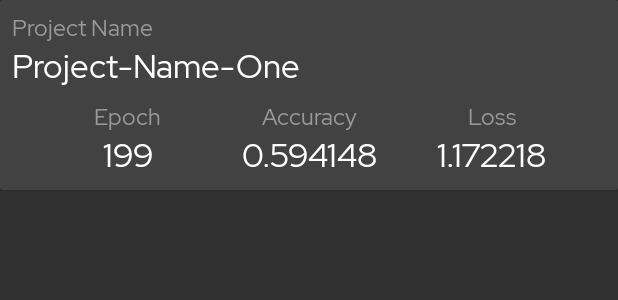
After one commit to CleanPegasus/TensorDash, an Android app: the layout project_list_item.xml on its own in the app's theme, with its tools: preview values and no code run, on a phone screen of 412 x 824 dp. The commit adds this screen. Shown: the top 300 px of the screen. Run offline under Robolectric (Android 15) with nearby library versions, the phone set to English and light mode, and no system bars.

Commit message:
Fetch from FirebaseDatabase

```diff
--- a/Android App/app/build.gradle
+++ b/Android App/app/build.gradle
@@ -34,5 +34,6 @@ dependencies {
     implementation 'com.google.firebase:firebase-auth:19.2.0'
     implementation 'com.google.firebase:firebase-analytics:17.2.0'
     implementation 'androidx.lifecycle:lifecycle-extensions:2.1.0'
+    implementation 'com.google.firebase:firebase-database:19.2.0'
 
 }
--- a/Android App/app/src/main/AndroidManifest.xml
+++ b/Android App/app/src/main/AndroidManifest.xml
@@ -21,7 +21,7 @@
                 <category android:name="android.intent.category.LAUNCHER" />
             </intent-filter>
         </activity>
-        <activity android:name=".view.ui.MainActivity" />
+        <activity android:name=".view.ui.DashboardActivity" />
     </application>
 
 </manifest>
--- a/Android App/app/src/main/java/com/example/tensordash/view/ui/ForgotPasswordActivity.java
+++ b/Android App/app/src/main/java/com/example/tensordash/view/ui/ForgotPasswordActivity.java
@@ -31,9 +31,7 @@ public class ForgotPasswordActivity extends AppCompatActivity {
         progressBar = findViewById(R.id.forgot_password_progress_bar);
         Button resetPasswordButton = findViewById(R.id.reset_password_button);
 
-        resetPasswordButton.setOnClickListener(v -> {
-            resetPassword();
-        });
+        resetPasswordButton.setOnClickListener(v -> resetPassword());
     }
 
     private void resetPassword() {
--- a/Android App/app/src/main/java/com/example/tensordash/view/ui/LoginActivity.java
+++ b/Android App/app/src/main/java/com/example/tensordash/view/ui/LoginActivity.java
@@ -106,7 +106,7 @@ public class LoginActivity extends AppCompatActivity {
 
     private void onSuccessfulLogin() {
         hideProgressBar();
-        Intent intent = new Intent(LoginActivity.this, MainActivity.class);
+        Intent intent = new Intent(LoginActivity.this, DashboardActivity.class);
         startActivity(intent);
         finishAffinity();
     }
--- a/Android App/app/src/main/java/com/example/tensordash/view/ui/SignUpActivity.java
+++ b/Android App/app/src/main/java/com/example/tensordash/view/ui/SignUpActivity.java
@@ -132,7 +132,7 @@ public class SignUpActivity extends AppCompatActivity {
 
     private void onSuccessfulNewAccountCreation(){
         hideProgressBar();
-        Intent intent = new Intent(SignUpActivity.this, MainActivity.class);
+        Intent intent = new Intent(SignUpActivity.this, DashboardActivity.class);
         startActivity(intent);
         finishAffinity();
     }
--- a/Android App/app/src/main/res/layout/activity_main.xml
+++ b/Android App/app/src/main/res/layout/activity_dashboard.xml
@@ -4,7 +4,7 @@
     xmlns:tools="http://schemas.android.com/tools"
     android:layout_width="match_parent"
     android:layout_height="match_parent"
-    tools:context=".view.ui.MainActivity">
+    tools:context=".view.ui.DashboardActivity">
 
     <TextView
         android:layout_width="wrap_content"
--- /dev/null
+++ b/Android App/app/src/main/res/layout/project_list_item.xml
@@ -0,0 +1,129 @@
+<?xml version="1.0" encoding="utf-8"?>
+<androidx.cardview.widget.CardView xmlns:android="http://schemas.android.com/apk/res/android"
+    xmlns:app="http://schemas.android.com/apk/res-auto"
+    xmlns:tools="http://schemas.android.com/tools"
+    android:layout_width="match_parent"
+    android:layout_height="wrap_content"
+    android:background="@color/cardview_dark_background">
+
+    <androidx.constraintlayout.widget.ConstraintLayout
+        android:layout_width="match_parent"
+        android:layout_height="match_parent"
+        android:padding="8dp"
+        android:background="@color/cardview_dark_background">
+
+        <TextView
+            android:id="@+id/textView4"
+            android:layout_width="wrap_content"
+            android:layout_height="wrap_content"
+            android:text="Project Name"
+            android:textColor="@color/textSecondaryCardView"
+            android:textSize="15sp"
+            app:layout_constraintStart_toStartOf="parent"
+            app:layout_constraintTop_toTopOf="parent" />
+
+        <TextView
+            android:id="@+id/textView5"
+            android:layout_width="wrap_content"
+            android:layout_height="wrap_content"
+            android:textColor="@color/textPrimaryCardView"
+            android:textSize="22sp"
+            app:layout_constraintStart_toStartOf="parent"
+            app:layout_constraintTop_toBottomOf="@+id/textView4"
+            tools:text="Project-Name-One" />
+
+        <LinearLayout
+            android:layout_width="match_parent"
+            android:layout_height="wrap_content"
+            android:layout_marginStart="16dp"
+            android:layout_marginLeft="16dp"
+            android:layout_marginTop="8dp"
+            android:layout_marginEnd="16dp"
+            android:layout_marginRight="16dp"
+            android:orientation="horizontal"
+            app:layout_constraintEnd_toEndOf="parent"
+            app:layout_constraintStart_toStartOf="parent"
+            app:layout_constraintTop_toBottomOf="@+id/textView5">
+
+            <LinearLayout
+                android:layout_width="0dp"
+                android:layout_height="match_parent"
+                android:layout_weight="1"
+                android:orientation="vertical">
+
+                <TextView
+                    android:id="@+id/textView6"
+                    android:layout_width="match_parent"
+                    android:layout_height="wrap_content"
+                    android:layout_weight="1"
+                    android:text="Epoch"
+                    android:textAlignment="center"
+                    android:textColor="@color/textSecondaryCardView"
+                    android:textSize="15sp" />
+
+                <TextView
+                    android:id="@+id/epoch_textview"
+                    android:layout_width="match_parent"
+                    android:layout_height="wrap_content"
+                    android:layout_weight="1"
+                    android:textAlignment="center"
+                    android:textColor="@color/textPrimaryCardView"
+                    android:textSize="22sp"
+                    tools:text="199" />
+            </LinearLayout>
+
+            <LinearLayout
+                android:layout_width="0dp"
+                android:layout_height="match_parent"
+                android:layout_weight="1"
+                android:orientation="vertical">
+
+                <TextView
+                    android:id="@+id/textView8"
+                    android:layout_width="match_parent"
+                    android:layout_height="wrap_content"
+                    android:text="Accuracy"
+                    android:textAlignment="center"
+                    android:textColor="@color/textSecondaryCardView"
+                    android:textSize="15sp" />
+
+                <TextView
+                    android:id="@+id/accuracy_textview"
+                    android:layout_width="match_parent"
+                    android:layout_height="wrap_content"
+                    android:layout_weight="1"
+                    android:textAlignment="center"
+                    android:textColor="@color/textPrimaryCardView"
+                    android:textSize="22sp"
+                    tools:text="0.594148" />
+            </LinearLayout>
+
+            <LinearLayout
+                android:layout_width="0dp"
+                android:layout_height="match_parent"
+                android:layout_weight="1"
+                android:orientation="vertical">
+
+                <TextView
+                    android:id="@+id/textView10"
+                    android:layout_width="match_parent"
+                    android:layout_height="wrap_content"
+                    android:text="Loss"
+                    android:textAlignment="center"
+                    android:textColor="@color/textSecondaryCardView"
+                    android:textSize="15sp" />
+
+                <TextView
+                    android:id="@+id/loss_textview"
+                    android:layout_width="match_parent"
+                    android:layout_height="wrap_content"
+                    android:layout_weight="1"
+                    android:textAlignment="center"
+                    android:textColor="@color/textPrimaryCardView"
+                    android:textSize="22sp"
+                    tools:text="1.172218" />
+            </LinearLayout>
+        </LinearLayout>
+    </androidx.constraintlayout.widget.ConstraintLayout>
+
+</androidx.cardview.widget.CardView>
--- a/Android App/app/src/main/res/values/colors.xml
+++ b/Android App/app/src/main/res/values/colors.xml
@@ -8,4 +8,7 @@
     <color name="actionBarColor">#171717</color>
     <color name="statusBarColor">#000000</color>
     <color name='buttonBackground'>#C4C4C4</color>
+
+    <color name="textSecondaryCardView">#999999</color>
+    <color name="textPrimaryCardView">#FFFFFF</color>
 </resources>
```
Also changed, not shown: Android App/app/src/main/java/com/example/tensordash/service/model/Project.java (added, +32 -0 lines), Android App/app/src/main/java/com/example/tensordash/service/model/ProjectParams.java (added, +42 -0 lines), Android App/app/src/main/java/com/example/tensordash/service/repository/FirebaseAuthRepository.java (+0 -11 lines), Android App/app/src/main/java/com/example/tensordash/service/repository/FirebaseDatabaseRepository.java (added, +83 -0 lines), Android App/app/src/main/java/com/example/tensordash/view/ui/DashboardActivity.java (added, +34 -0 lines), Android App/app/src/main/java/com/example/tensordash/view/ui/MainActivity.java (deleted, +0 -16 lines), Android App/app/src/main/java/com/example/tensordash/view/ui/SplashActivity.java (+10 -6 lines), Android App/app/src/main/java/com/example/tensordash/viewmodel/FirebaseDatabaseViewModel.java (added, +31 -0 lines).
